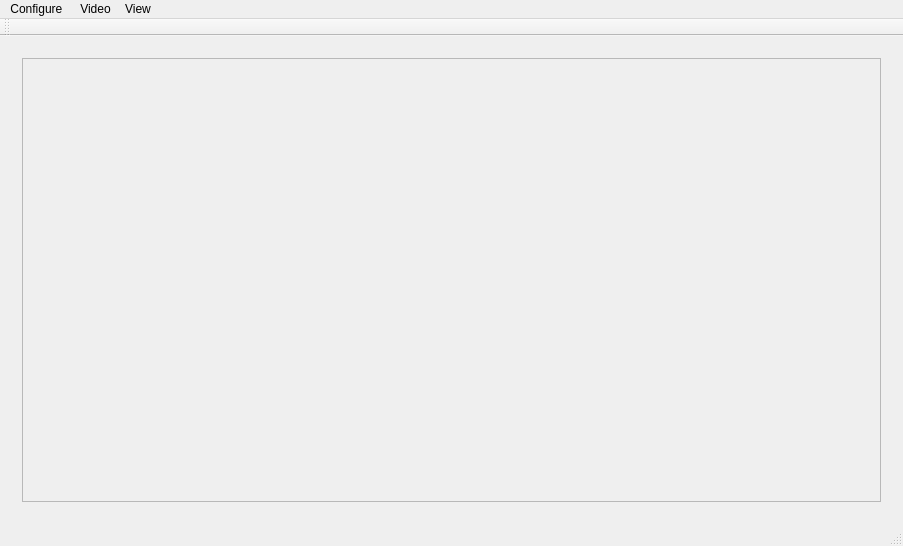
First picture: the form in WDgui/mainwindow.ui, repository geirwanvik/WDrov, before the edit.
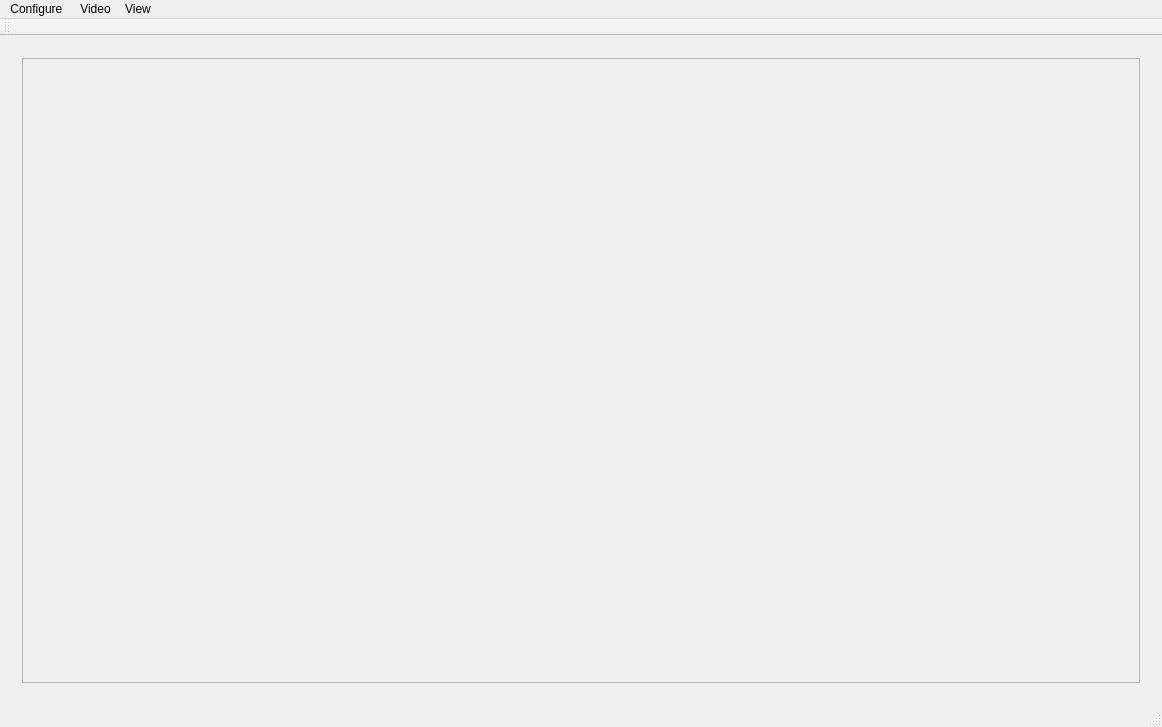
Second picture: the form after the edit.

Patch:
```diff
--- a/WDgui/mainwindow.ui
+++ b/WDgui/mainwindow.ui
@@ -6,8 +6,8 @@
    <rect>
     <x>0</x>
     <y>0</y>
-    <width>903</width>
-    <height>546</height>
+    <width>1162</width>
+    <height>727</height>
    </rect>
   </property>
   <property name="windowTitle">
@@ -32,8 +32,8 @@
             <rect>
              <x>0</x>
              <y>0</y>
-             <width>865</width>
-             <height>455</height>
+             <width>1124</width>
+             <height>636</height>
             </rect>
            </property>
           </widget>
@@ -92,7 +92,7 @@
     <rect>
      <x>0</x>
      <y>0</y>
-     <width>903</width>
+     <width>1162</width>
      <height>21</height>
     </rect>
    </property>
```
Left out of the diff: 6 changed lines with no effect on the pictures.
